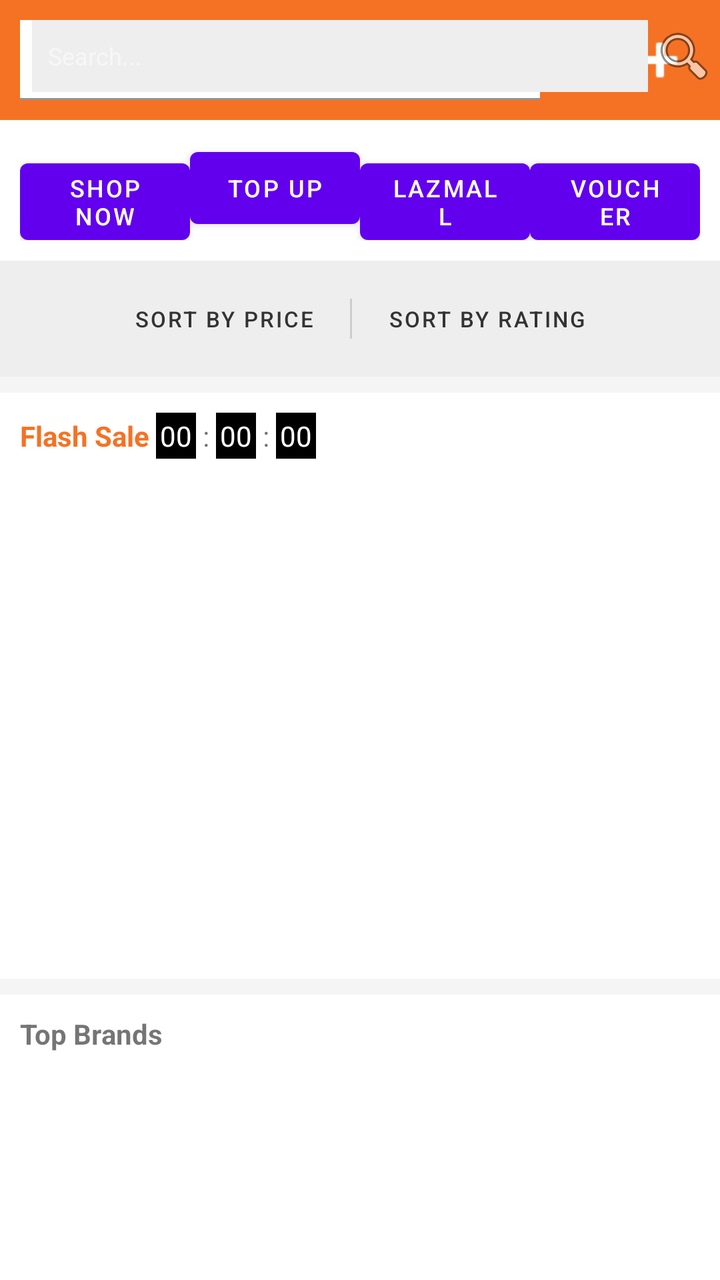
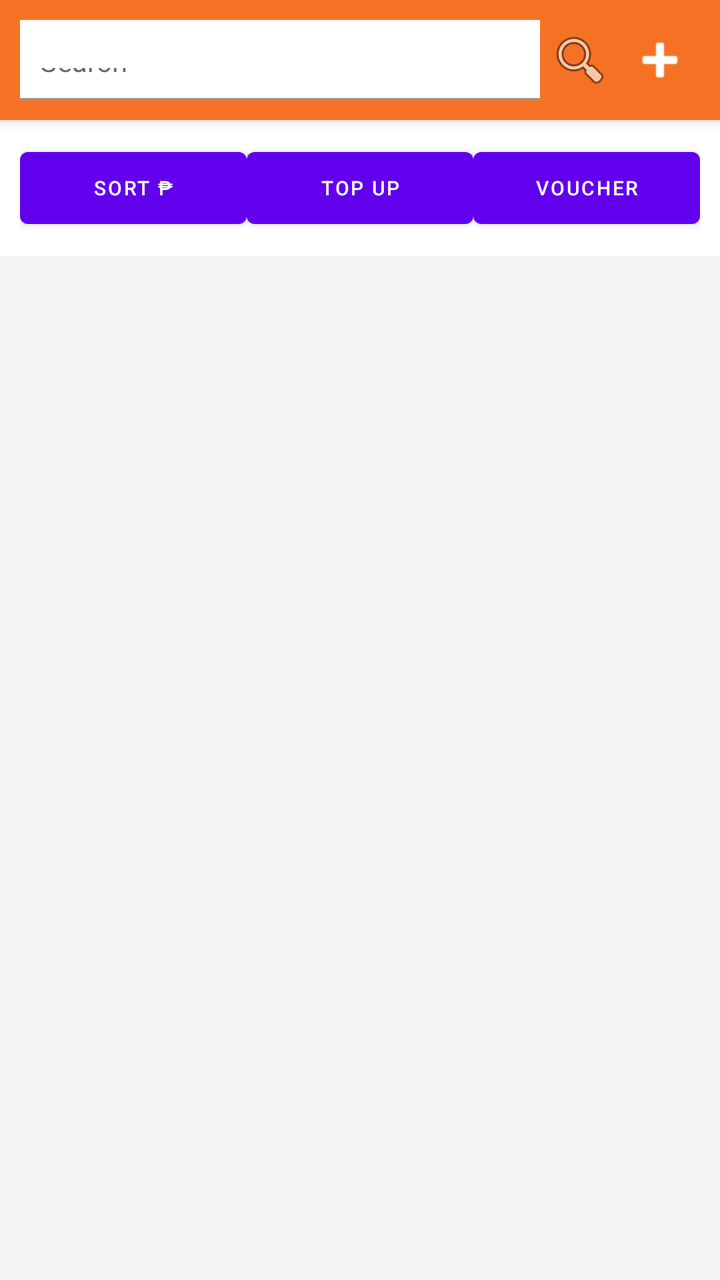

Compare the two renders of this Android layout. The source of the first and the diff that turns it into the second are given below.
<!-- AndroidManifest.xml: application theme Theme.MaterialComponents.DayNight.NoActionBar -->
<!-- res/layout/dashboard.xml -->
<?xml version="1.0" encoding="utf-8"?>
<androidx.coordinatorlayout.widget.CoordinatorLayout
    xmlns:android="http://schemas.android.com/apk/res/android"
    xmlns:app="http://schemas.android.com/apk/res-auto"
    android:layout_width="match_parent"
    android:layout_height="match_parent"
    android:background="#F5F5F5">

    <com.google.android.material.appbar.AppBarLayout
        android:id="@+id/appBarLayout"
        android:layout_width="match_parent"
        android:layout_height="wrap_content"
        android:fitsSystemWindows="true"
        app:liftOnScroll="true"
        android:theme="@style/ThemeOverlay.MaterialComponents.Dark.ActionBar">

        <com.google.android.material.appbar.CollapsingToolbarLayout
            android:id="@+id/collapsingToolbar"
            android:layout_width="match_parent"
            android:layout_height="wrap_content"
            app:layout_scrollFlags="scroll|exitUntilCollapsed"
            app:titleEnabled="false">

            <LinearLayout
                android:layout_width="match_parent"
                android:layout_height="wrap_content"
                android:orientation="vertical"
                app:layout_collapseMode="parallax">

                
                <LinearLayout
                    android:id="@+id/headerFull"
                    android:layout_width="match_parent"
                    android:layout_height="wrap_content"
                    android:background="#F57224"
                    android:orientation="horizontal"
                    android:padding="10dp"
                    android:gravity="center_vertical">

                    <com.google.android.material.textfield.TextInputLayout
                        android:layout_width="0dp"
                        android:layout_height="wrap_content"
                        android:layout_weight="1"
                        app:hintEnabled="false">

                        <com.google.android.material.textfield.TextInputEditText
                            android:id="@+id/etSearchFull"
                            android:layout_width="match_parent"
                            android:layout_height="40dp"
                            android:hint="Search Lazada"
                            android:background="@android:color/white"
                            android:paddingLeft="10dp"
                            android:textSize="14sp" />
                    </com.google.android.material.textfield.TextInputLayout>

                    <ImageButton
                        android:id="@+id/btnSearchFull"
                        android:layout_width="40dp"
                        android:layout_height="40dp"
                        android:src="@android:drawable/ic_menu_search"
                        android:background="?attr/selectableItemBackgroundBorderless" />

                    <ImageButton
                        android:id="@+id/btnCartIcon"
                        android:layout_width="40dp"
                        android:layout_height="40dp"
                        android:src="@android:drawable/ic_input_add"
                        android:background="?attr/selectableItemBackgroundBorderless"
                        app:tint="@android:color/white" />
                </LinearLayout>
            </LinearLayout>

            
            <androidx.appcompat.widget.Toolbar
                android:id="@+id/compactToolbar"
                android:layout_width="match_parent"
                android:layout_height="?attr/actionBarSize"
                app:layout_collapseMode="pin">

                <LinearLayout
                    android:layout_width="match_parent"
                    android:layout_height="wrap_content"
                    android:orientation="horizontal"
                    android:gravity="center_vertical">

                    <com.google.android.material.textfield.TextInputEditText
                        android:id="@+id/etSearchCompact"
                        android:layout_width="0dp"
                        android:layout_height="36dp"
                        android:layout_weight="1"
                        android:hint="Search..."
                        android:background="#EEE"
                        android:paddingLeft="8dp"
                        android:textSize="12sp" />

                    <ImageButton
                        android:id="@+id/btnSearchCompact"
                        android:layout_width="36dp"
                        android:layout_height="36dp"
                        android:src="@android:drawable/ic_menu_search"
                        android:background="?attr/selectableItemBackgroundBorderless" />
                </LinearLayout>
            </androidx.appcompat.widget.Toolbar>

        </com.google.android.material.appbar.CollapsingToolbarLayout>
    </com.google.android.material.appbar.AppBarLayout>

    <androidx.core.widget.NestedScrollView
        android:layout_width="match_parent"
        android:layout_height="match_parent"
        app:layout_behavior="@string/appbar_scrolling_view_behavior">

        <LinearLayout
            android:layout_width="match_parent"
            android:layout_height="wrap_content"
            android:orientation="vertical"
            android:paddingBottom="80dp">

            
            <LinearLayout
                android:layout_width="match_parent"
                android:layout_height="wrap_content"
                android:background="#FFFFFF"
                android:padding="10dp"
                android:orientation="horizontal">

                <Button
                    android:id="@+id/btnShopNow"
                    android:layout_width="0dp"
                    android:layout_height="wrap_content"
                    android:layout_weight="1"
                    android:text="Shop Now"
                    android:textSize="12sp" />

                <Button
                    android:id="@+id/btnTopUp"
                    android:layout_width="0dp"
                    android:layout_weight="1"
                    android:layout_height="wrap_content"
                    android:text="Top Up"
                    android:textSize="12sp" />

                <Button
                    android:id="@+id/btnLazMall"
                    android:layout_width="0dp"
                    android:layout_weight="1"
                    android:layout_height="wrap_content"
                    android:text="LazMall"
                    android:textSize="12sp" />

                <Button
                    android:id="@+id/btnVoucher"
                    android:layout_width="0dp"
                    android:layout_weight="1"
                    android:layout_height="wrap_content"
                    android:text="Voucher"
                    android:textSize="12sp" />
            </LinearLayout>

            
            <LinearLayout
                android:layout_width="match_parent"
                android:layout_height="wrap_content"
                android:background="#EEEEEE"
                android:padding="5dp"
                android:orientation="horizontal"
                android:gravity="center">

                <Button
                    android:id="@+id/btnSortPrice"
                    style="@style/Widget.MaterialComponents.Button.TextButton"
                    android:layout_width="wrap_content"
                    android:layout_height="wrap_content"
                    android:text="Sort by Price"
                    android:textSize="11sp"
                    android:textColor="#333333" />

                <View
                    android:layout_width="1dp"
                    android:layout_height="20dp"
                    android:background="#CCCCCC"
                    android:layout_marginHorizontal="10dp" />

                <Button
                    android:id="@+id/btnSortRating"
                    style="@style/Widget.MaterialComponents.Button.TextButton"
                    android:layout_width="wrap_content"
                    android:layout_height="wrap_content"
                    android:text="Sort by Rating"
                    android:textSize="11sp"
                    android:textColor="#333333" />
            </LinearLayout>

            
            <LinearLayout
                android:layout_width="match_parent"
                android:layout_height="wrap_content"
                android:orientation="vertical"
                android:background="#FFFFFF"
                android:layout_marginTop="8dp">

                <LinearLayout
                    android:layout_width="match_parent"
                    android:layout_height="wrap_content"
                    android:padding="10dp"
                    android:gravity="center_vertical">

                    <TextView
                        android:layout_width="wrap_content"
                        android:layout_height="wrap_content"
                        android:text="Flash Sale "
                        android:textStyle="bold"
                        android:textColor="#F57224" />

                    
                    <TextView
                        android:id="@+id/tvTimerHours"
                        android:layout_width="wrap_content"
                        android:layout_height="wrap_content"
                        android:background="#000"
                        android:textColor="#FFF"
                        android:text="00"
                        android:padding="2dp" />

                    <TextView
                        android:layout_width="wrap_content"
                        android:layout_height="wrap_content"
                        android:text=" : " />

                    <TextView
                        android:id="@+id/tvTimerMins"
                        android:layout_width="wrap_content"
                        android:layout_height="wrap_content"
                        android:background="#000"
                        android:textColor="#FFF"
                        android:text="00"
                        android:padding="2dp" />

                    <TextView
                        android:layout_width="wrap_content"
                        android:layout_height="wrap_content"
                        android:text=" : " />

                    <TextView
                        android:id="@+id/tvTimerSecs"
                        android:layout_width="wrap_content"
                        android:layout_height="wrap_content"
                        android:background="#000"
                        android:textColor="#FFF"
                        android:text="00"
                        android:padding="2dp" />
                </LinearLayout>

                <ListView
                    android:id="@+id/listViewFlashSale"
                    android:layout_width="match_parent"
                    android:layout_height="250dp" />
            </LinearLayout>

            
            <LinearLayout
                android:layout_width="match_parent"
                android:layout_height="wrap_content"
                android:orientation="vertical"
                android:background="#FFFFFF"
                android:layout_marginTop="8dp">

                <TextView
                    android:layout_width="match_parent"
                    android:layout_height="wrap_content"
                    android:text="Top Brands"
                    android:padding="10dp"
                    android:textStyle="bold" />

                <ListView
                    android:id="@+id/listViewTopBrands"
                    android:layout_width="match_parent"
                    android:layout_height="200dp" />
            </LinearLayout>

            
            <LinearLayout
                android:layout_width="match_parent"
                android:layout_height="wrap_content"
                android:orientation="vertical"
                android:background="#FFFFFF"
                android:layout_marginTop="8dp">

                <TextView
                    android:layout_width="match_parent"
                    android:layout_height="wrap_content"
                    android:text="Recommended For You"
                    android:padding="10dp"
                    android:textStyle="bold" />

                <ListView
                    android:id="@+id/listViewRecommended"
                    android:layout_width="match_parent"
                    android:layout_height="400dp" />
            </LinearLayout>

        </LinearLayout>
    </androidx.core.widget.NestedScrollView>

</androidx.coordinatorlayout.widget.CoordinatorLayout>
<!-- resources referenced by this layout -->
<resources>

</resources>

<!-- the commit's change to res/layout/dashboard.xml (unified diff, before → after) -->
@@ -1,107 +1,52 @@
 <?xml version="1.0" encoding="utf-8"?>
-<androidx.coordinatorlayout.widget.CoordinatorLayout
-    xmlns:android="http://schemas.android.com/apk/res/android"
+<androidx.coordinatorlayout.widget.CoordinatorLayout xmlns:android="http://schemas.android.com/apk/res/android"
     xmlns:app="http://schemas.android.com/apk/res-auto"
     android:layout_width="match_parent"
     android:layout_height="match_parent"
     android:background="#F5F5F5">
 
     <com.google.android.material.appbar.AppBarLayout
-        android:id="@+id/appBarLayout"
         android:layout_width="match_parent"
-        android:layout_height="wrap_content"
-        android:fitsSystemWindows="true"
-        app:liftOnScroll="true"
-        android:theme="@style/ThemeOverlay.MaterialComponents.Dark.ActionBar">
-
+        android:layout_height="wrap_content">
         <com.google.android.material.appbar.CollapsingToolbarLayout
-            android:id="@+id/collapsingToolbar"
             android:layout_width="match_parent"
             android:layout_height="wrap_content"
-            app:layout_scrollFlags="scroll|exitUntilCollapsed"
             app:titleEnabled="false">
-
             <LinearLayout
                 android:layout_width="match_parent"
                 android:layout_height="wrap_content"
-                android:orientation="vertical"
-                app:layout_collapseMode="parallax">
-
-                
-                <LinearLayout
-                    android:id="@+id/headerFull"
-                    android:layout_width="match_parent"
+                android:background="#F57224"
+                android:orientation="horizontal"
+                android:padding="10dp"
+                android:gravity="center_vertical">
+                <com.google.android.material.textfield.TextInputLayout
+                    android:layout_width="0dp"
                     android:layout_height="wrap_content"
-                    android:background="#F57224"
-                    android:orientation="horizontal"
-                    android:padding="10dp"
-                    android:gravity="center_vertical">
-
-                    <com.google.android.material.textfield.TextInputLayout
-                        android:layout_width="0dp"
-                        android:layout_height="wrap_content"
-                        android:layout_weight="1"
-                        app:hintEnabled="false">
-
-                        <com.google.android.material.textfield.TextInputEditText
-                            android:id="@+id/etSearchFull"
-                            android:layout_width="match_parent"
-                            android:layout_height="40dp"
-                            android:hint="Search Lazada"
-                            android:background="@android:color/white"
-                            android:paddingLeft="10dp"
-                            android:textSize="14sp" />
-                    </com.google.android.material.textfield.TextInputLayout>
-
-                    <ImageButton
-                        android:id="@+id/btnSearchFull"
-                        android:layout_width="40dp"
+                    android:layout_weight="1"
+                    app:hintEnabled="false">
+                    <com.google.android.material.textfield.TextInputEditText
+                        android:id="@+id/etSearchFull"
+                        android:layout_width="match_parent"
                         android:layout_height="40dp"
-                        android:src="@android:drawable/ic_menu_search"
-                        android:background="?attr/selectableItemBackgroundBorderless" />
-
-                    <ImageButton
-                        android:id="@+id/btnCartIcon"
-                        android:layout_width="40dp"
-                        android:layout_height="40dp"
-                        android:src="@android:drawable/ic_input_add"
-                        android:background="?attr/selectableItemBackgroundBorderless"
-                        app:tint="@android:color/white" />
-                </LinearLayout>
+                        android:hint="Search"
+                        android:background="@android:color/white"
+                        android:paddingLeft="10dp"
+                        android:textSize="14sp" />
+                </com.google.android.material.textfield.TextInputLayout>
+                <ImageButton
+                    android:id="@+id/btnSearchFull"
+                    android:layout_width="40dp"
+                    android:layout_height="40dp"
+                    android:src="@android:drawable/ic_menu_search"
+                    android:background="?attr/selectableItemBackgroundBorderless" />
+                <ImageButton
+                    android:id="@+id/btnCartIcon"
+                    android:layout_width="40dp"
+                    android:layout_height="40dp"
+                    android:src="@android:drawable/ic_input_add"
+                    android:background="?attr/selectableItemBackgroundBorderless"
+                    app:tint="@android:color/white" />
             </LinearLayout>
-
-            
-            <androidx.appcompat.widget.Toolbar
-                android:id="@+id/compactToolbar"
-                android:layout_width="match_parent"
-                android:layout_height="?attr/actionBarSize"
-                app:layout_collapseMode="pin">
-
-                <LinearLayout
-                    android:layout_width="match_parent"
-                    android:layout_height="wrap_content"
-                    android:orientation="horizontal"
-                    android:gravity="center_vertical">
-
-                    <com.google.android.material.textfield.TextInputEditText
-                        android:id="@+id/etSearchCompact"
-                        android:layout_width="0dp"
-                        android:layout_height="36dp"
-                        android:layout_weight="1"
-                        android:hint="Search..."
-                        android:background="#EEE"
-                        android:paddingLeft="8dp"
-                        android:textSize="12sp" />
-
-                    <ImageButton
-                        android:id="@+id/btnSearchCompact"
-                        android:layout_width="36dp"
-                        android:layout_height="36dp"
-                        android:src="@android:drawable/ic_menu_search"
-                        android:background="?attr/selectableItemBackgroundBorderless" />
-                </LinearLayout>
-            </androidx.appcompat.widget.Toolbar>
-
         </com.google.android.material.appbar.CollapsingToolbarLayout>
     </com.google.android.material.appbar.AppBarLayout>
 
@@ -109,197 +54,54 @@
         android:layout_width="match_parent"
         android:layout_height="match_parent"
         app:layout_behavior="@string/appbar_scrolling_view_behavior">
-
         <LinearLayout
             android:layout_width="match_parent"
             android:layout_height="wrap_content"
             android:orientation="vertical"
             android:paddingBottom="80dp">
-
-            
             <LinearLayout
                 android:layout_width="match_parent"
                 android:layout_height="wrap_content"
                 android:background="#FFFFFF"
                 android:padding="10dp"
                 android:orientation="horizontal">
-
                 <Button
-                    android:id="@+id/btnShopNow"
+                    android:id="@+id/btnSortPrice"
                     android:layout_width="0dp"
                     android:layout_height="wrap_content"
                     android:layout_weight="1"
-                    android:text="Shop Now"
-                    android:textSize="12sp" />
-
+                    android:text="Sort ₱"
+                    android:textSize="10sp" />
+                <Button
+                    android:id="@+id/btnSellerCenter"
+                    android:layout_width="0dp"
+                    android:layout_weight="1.3"
+                    android:layout_height="wrap_content"
+                    android:text="Seller Center"
+                    android:textSize="10sp"
+                    android:backgroundTint="#F57224"
+                    android:textColor="#FFFFFF"
+                    android:visibility="gone" />
                 <Button
                     android:id="@+id/btnTopUp"
                     android:layout_width="0dp"
                     android:layout_weight="1"
                     android:layout_height="wrap_content"
                     android:text="Top Up"
-                    android:textSize="12sp" />
-
-                <Button
-                    android:id="@+id/btnLazMall"
-                    android:layout_width="0dp"
-                    android:layout_weight="1"
-                    android:layout_height="wrap_content"
-                    android:text="LazMall"
-                    android:textSize="12sp" />
-
+                    android:textSize="10sp" />
                 <Button
                     android:id="@+id/btnVoucher"
                     android:layout_width="0dp"
                     android:layout_weight="1"
                     android:layout_height="wrap_content"
                     android:text="Voucher"
-                    android:textSize="12sp" />
+                    android:textSize="10sp" />
             </LinearLayout>
-
-            
-            <LinearLayout
+            <ListView
+                android:id="@+id/listViewFlashSale"
                 android:layout_width="match_parent"
-                android:layout_height="wrap_content"
-                android:background="#EEEEEE"
-                android:padding="5dp"
-                android:orientation="horizontal"
-                android:gravity="center">
-
-                <Button
-                    android:id="@+id/btnSortPrice"
-                    style="@style/Widget.MaterialComponents.Button.TextButton"
-                    android:layout_width="wrap_content"
-                    android:layout_height="wrap_content"
-                    android:text="Sort by Price"
-                    android:textSize="11sp"
-                    android:textColor="#333333" />
-
-                <View
-                    android:layout_width="1dp"
-                    android:layout_height="20dp"
-                    android:background="#CCCCCC"
-                    android:layout_marginHorizontal="10dp" />
-
-                <Button
-                    android:id="@+id/btnSortRating"
-                    style="@style/Widget.MaterialComponents.Button.TextButton"
-                    android:layout_width="wrap_content"
-                    android:layout_height="wrap_content"
-                    android:text="Sort by Rating"
-                    android:textSize="11sp"
-                    android:textColor="#333333" />
-            </LinearLayout>
-
-            
-            <LinearLayout
-                android:layout_width="match_parent"
-                android:layout_height="wrap_content"
-                android:orientation="vertical"
-                android:background="#FFFFFF"
-                android:layout_marginTop="8dp">
-
-                <LinearLayout
-                    android:layout_width="match_parent"
-                    android:layout_height="wrap_content"
-                    android:padding="10dp"
-                    android:gravity="center_vertical">
-
-                    <TextView
-                        android:layout_width="wrap_content"
-                        android:layout_height="wrap_content"
-                        android:text="Flash Sale "
-                        android:textStyle="bold"
-                        android:textColor="#F57224" />
-
-                    
-                    <TextView
-                        android:id="@+id/tvTimerHours"
-                        android:layout_width="wrap_content"
-                        android:layout_height="wrap_content"
-                        android:background="#000"
-                        android:textColor="#FFF"
-                        android:text="00"
-                        android:padding="2dp" />
-
-                    <TextView
-                        android:layout_width="wrap_content"
-                        android:layout_height="wrap_content"
-                        android:text=" : " />
-
-                    <TextView
-                        android:id="@+id/tvTimerMins"
-                        android:layout_width="wrap_content"
-                        android:layout_height="wrap_content"
-                        android:background="#000"
-                        android:textColor="#FFF"
-                        android:text="00"
-                        android:padding="2dp" />
-
-                    <TextView
-                        android:layout_width="wrap_content"
-                        android:layout_height="wrap_content"
-                        android:text=" : " />
-
-                    <TextView
-                        android:id="@+id/tvTimerSecs"
-                        android:layout_width="wrap_content"
-                        android:layout_height="wrap_content"
-                        android:background="#000"
-                        android:textColor="#FFF"
-                        android:text="00"
-                        android:padding="2dp" />
-                </LinearLayout>
-
-                <ListView
-                    android:id="@+id/listViewFlashSale"
-                    android:layout_width="match_parent"
-                    android:layout_height="250dp" />
-            </LinearLayout>
-
-            
-            <LinearLayout
-                android:layout_width="match_parent"
-                android:layout_height="wrap_content"
-                android:orientation="vertical"
-                android:background="#FFFFFF"
-                android:layout_marginTop="8dp">
-
-                <TextView
-                    android:layout_width="match_parent"
-                    android:layout_height="wrap_content"
-                    android:text="Top Brands"
-                    android:padding="10dp"
-                    android:textStyle="bold" />
-
-                <ListView
-                    android:id="@+id/listViewTopBrands"
-                    android:layout_width="match_parent"
-                    android:layout_height="200dp" />
-            </LinearLayout>
-
-            
-            <LinearLayout
-                android:layout_width="match_parent"
-                android:layout_height="wrap_content"
-                android:orientation="vertical"
-                android:background="#FFFFFF"
-                android:layout_marginTop="8dp">
-
-                <TextView
-                    android:layout_width="match_parent"
-                    android:layout_height="wrap_content"
-                    android:text="Recommended For You"
-                    android:padding="10dp"
-                    android:textStyle="bold" />
-
-                <ListView
-                    android:id="@+id/listViewRecommended"
-                    android:layout_width="match_parent"
-                    android:layout_height="400dp" />
-            </LinearLayout>
-
+                android:layout_height="800dp"
+                android:layout_marginTop="8dp" />
         </LinearLayout>
     </androidx.core.widget.NestedScrollView>
-
 </androidx.coordinatorlayout.widget.CoordinatorLayout>
